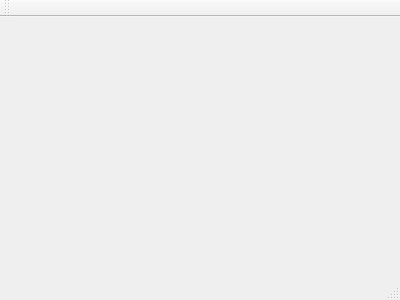
The window that peoplecount.ui (gccheng/PeopleCount) describes before a commit, drawn with Qt 5.
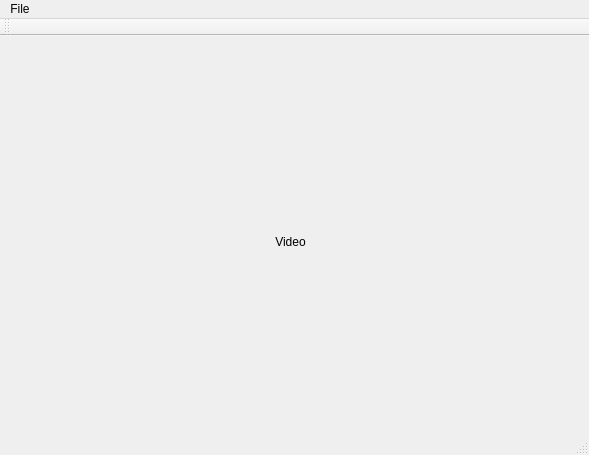
The same window after the commit.

Commit message: 0. totally move code into class Counter; 1. implement door open/close detection (bkgrd/hog); 2. separate most parameter settings for boarding and alighting; 3. accompany updated report of week 7/28-8/3 (8/8 updated)

What changed in the file:
```diff
--- a/peoplecount.ui
+++ b/peoplecount.ui
@@ -1,24 +1,68 @@
 <ui version="4.0">
  <class>PeopleCount</class>
- <widget class="QMainWindow" name="PeopleCount" >
-  <property name="geometry" >
+ <widget class="QMainWindow" name="PeopleCount">
+  <property name="geometry">
    <rect>
     <x>0</x>
     <y>0</y>
-    <width>400</width>
-    <height>300</height>
+    <width>589</width>
+    <height>455</height>
    </rect>
   </property>
   <property name="windowTitle" >
    <string>PeopleCount</string>
   </property>
-  <widget class="QMenuBar" name="menuBar" />
-  <widget class="QToolBar" name="mainToolBar" />
-  <widget class="QWidget" name="centralWidget" />
-  <widget class="QStatusBar" name="statusBar" />
+  <widget class="QWidget" name="centralWidget">
+   <widget class="QLabel" name="label">
+    <property name="geometry">
+     <rect>
+      <x>0</x>
+      <y>0</y>
+      <width>581</width>
+      <height>411</height>
+     </rect>
+    </property>
+    <property name="text">
+     <string>Video</string>
+    </property>
+    <property name="alignment">
+     <set>Qt::AlignCenter</set>
+    </property>
+   </widget>
+  </widget>
+  <widget class="QMenuBar" name="menuBar">
+   <property name="geometry">
+    <rect>
+     <x>0</x>
+     <y>0</y>
+     <width>589</width>
+     <height>25</height>
+    </rect>
+   </property>
+   <widget class="QMenu" name="menuFile">
+    <property name="title">
+     <string>File</string>
+    </property>
+    <addaction name="actionOpen_video"/>
+   </widget>
+   <addaction name="menuFile"/>
+  </widget>
+  <widget class="QToolBar" name="mainToolBar">
+   <attribute name="toolBarArea">
+    <enum>TopToolBarArea</enum>
+   </attribute>
+   <attribute name="toolBarBreak">
+    <bool>false</bool>
+   </attribute>
+  </widget>
+  <widget class="QStatusBar" name="statusBar"/>
+  <action name="actionOpen_video">
+   <property name="text">
+    <string>Open video</string>
+   </property>
+  </action>
  </widget>
- <layoutDefault spacing="6" margin="11" />
- <pixmapfunction></pixmapfunction>
+ <layoutdefault spacing="6" margin="11"/>
  <resources/>
  <connections/>
 </ui>
```
Left out of the diff: 3 changed lines with no effect on the pictures. The commit also changes 14 other files.
